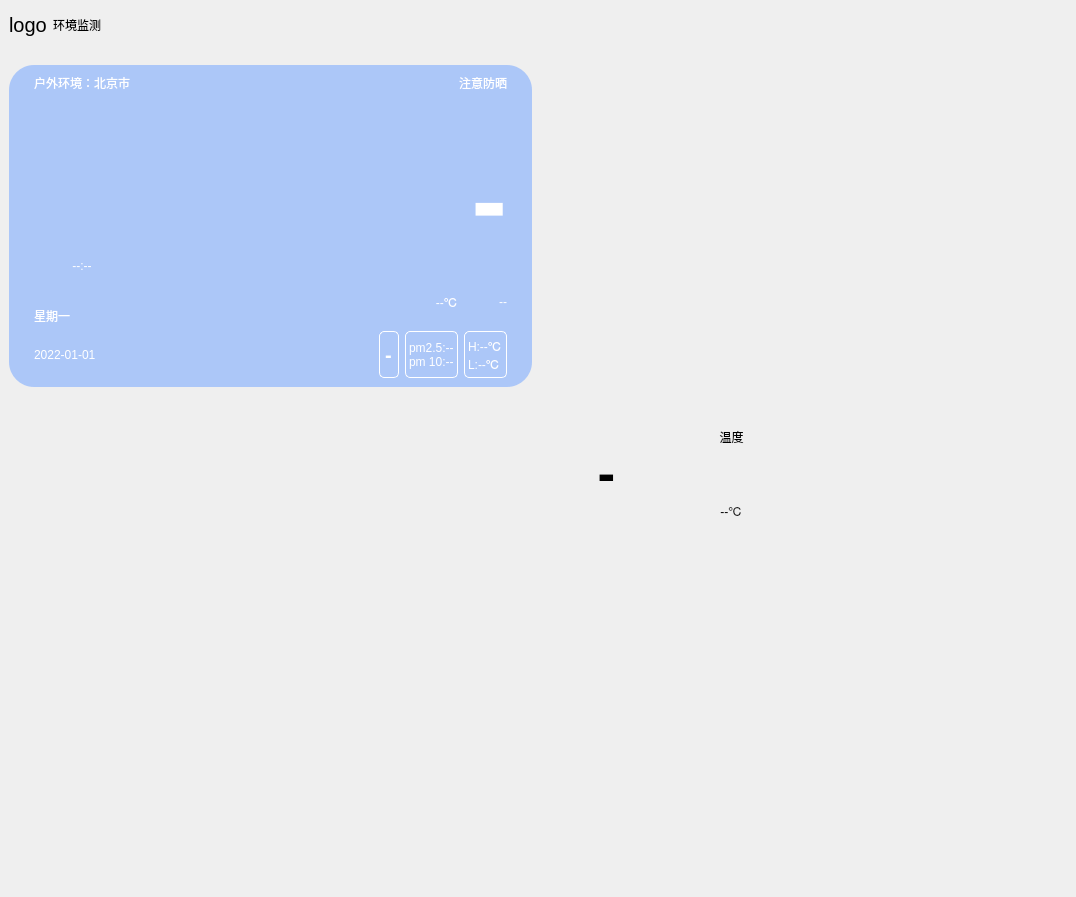
The window that page_env.ui (CodePupil-min/eems) describes before a commit, drawn with Qt 5.
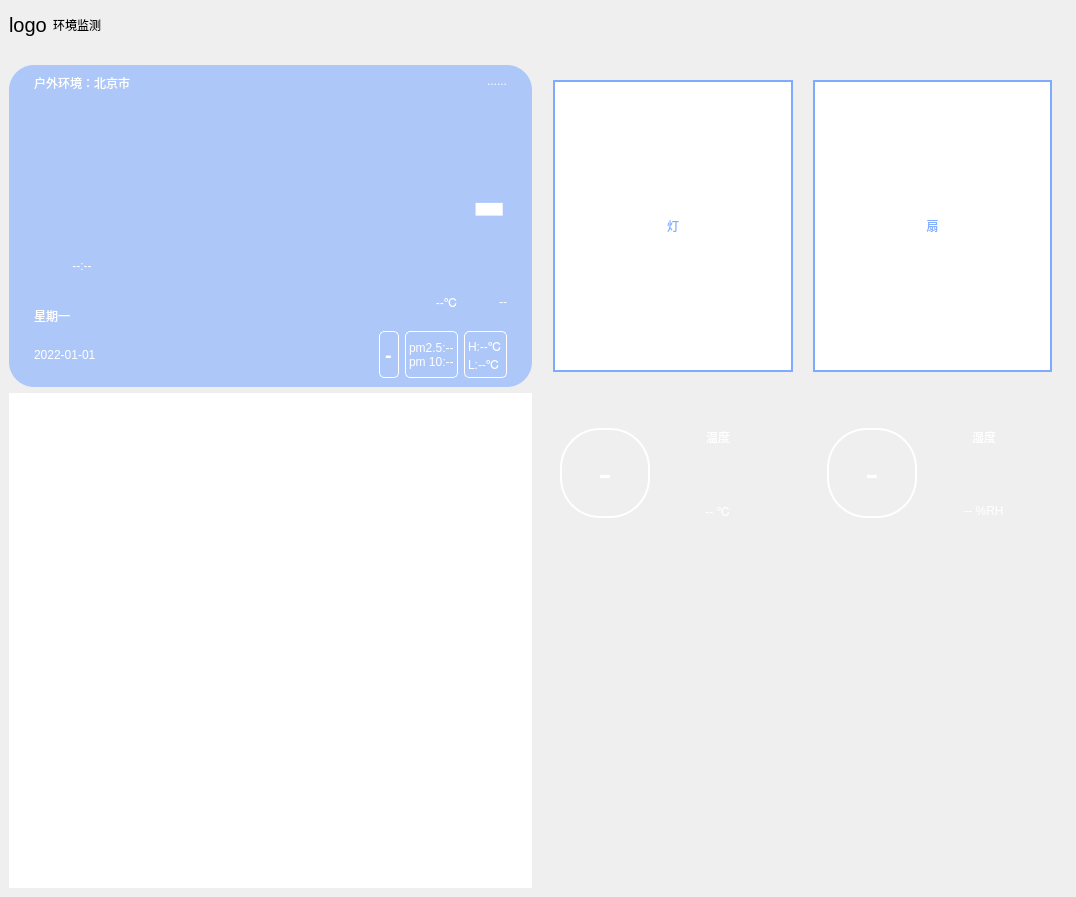
The same window after the commit.

Diff of the .ui file:
```diff
--- a/page_env.ui
+++ b/page_env.ui
@@ -92,85 +92,12 @@
      <property name="styleSheet">
       <string notr="true">#widget&gt;QWidget{
 	border-radius:25px;
-	background-color: rgba(126, 171, 255,150);
+	background-color: rgb(126, 171, 255);
 }</string>
      </property>
      <layout class="QGridLayout" name="gridLayout_2">
-      <item row="2" column="2">
-       <widget class="QWidget" name="widget_17" native="true">
-        <property name="styleSheet">
-         <string notr="true"/>
-        </property>
-        <layout class="QGridLayout" name="gridLayout_5">
-         <item row="1" column="0" rowspan="2">
-          <widget class="QLabel" name="icon_s_tem">
-           <property name="sizePolicy">
-            <sizepolicy hsizetype="Preferred" vsizetype="Preferred">
-             <horstretch>0</horstretch>
-             <verstretch>0</verstretch>
-            </sizepolicy>
-           </property>
-           <property name="styleSheet">
-            <string notr="true">font:bold 40pt;</string>
-           </property>
-           <property name="text">
-            <string>-</string>
-           </property>
-           <property name="alignment">
-            <set>Qt::AlignCenter</set>
-           </property>
-          </widget>
-         </item>
-         <item row="2" column="1">
-          <widget class="QLabel" name="s_tem">
-           <property name="maximumSize">
-            <size>
-             <width>180</width>
-             <height>16777215</height>
-            </size>
-           </property>
-           <property name="styleSheet">
-            <string notr="true">font:13pt &quot;微软雅黑&quot;;</string>
-           </property>
-           <property name="text">
-            <string>--℃</string>
-           </property>
-           <property name="alignment">
-            <set>Qt::AlignCenter</set>
-           </property>
-          </widget>
-         </item>
-         <item row="1" column="1">
-          <widget class="QLabel" name="label_3">
-           <property name="styleSheet">
-            <string notr="true">font:18pt &quot;微软雅黑&quot;;</string>
-           </property>
-           <property name="text">
-            <string>温度</string>
-           </property>
-           <property name="alignment">
-            <set>Qt::AlignCenter</set>
-           </property>
-          </widget>
-         </item>
-        </layout>
-       </widget>
-      </item>
-      <item row="4" column="3">
-       <widget class="QWidget" name="widget_10" native="true"/>
-      </item>
-      <item row="2" column="3">
-       <widget class="QWidget" name="widget_18" native="true"/>
-      </item>
-      <item row="4" column="2">
-       <widget class="QWidget" name="widget_5" native="true">
-        <property name="sizePolicy">
-         <sizepolicy hsizetype="Preferred" vsizetype="Preferred">
-          <horstretch>0</horstretch>
-          <verstretch>0</verstretch>
-         </sizepolicy>
-        </property>
-       </widget>
+      <item row="3" column="3">
+       <widget class="QWidget" name="widget_4" native="true"/>
       </item>
       <item row="0" column="0" rowspan="2" colspan="2">
        <widget class="QWidget" name="img" native="true">
@@ -236,7 +163,7 @@
             <item row="0" column="2" colspan="4">
              <widget class="QLabel" name="notice">
               <property name="text">
-               <string>注意防晒</string>
+               <string>......</string>
               </property>
               <property name="alignment">
                <set>Qt::AlignRight|Qt::AlignTop|Qt::AlignTrailing</set>
@@ -434,24 +361,253 @@
         </layout>
        </widget>
       </item>
-      <item row="3" column="2">
-       <widget class="QWidget" name="widget_3" native="true"/>
-      </item>
-      <item row="3" column="3">
-       <widget class="QWidget" name="widget_4" native="true"/>
+      <item row="0" column="2" rowspan="2" colspan="2">
+       <widget class="QWidget" name="device" native="true">
+        <property name="styleSheet">
+         <string notr="true">#device{
+background-color: white;
+}
+#device&gt;QPushButton{
+border-radius:50px;
+font:bold 70pt;
+}</string>
+        </property>
+        <layout class="QHBoxLayout" name="horizontalLayout_2">
+         <property name="spacing">
+          <number>20</number>
+         </property>
+         <property name="leftMargin">
+          <number>15</number>
+         </property>
+         <property name="topMargin">
+          <number>15</number>
+         </property>
+         <property name="rightMargin">
+          <number>15</number>
+         </property>
+         <property name="bottomMargin">
+          <number>15</number>
+         </property>
+         <item>
+          <widget class="QPushButton" name="motor">
+           <property name="sizePolicy">
+            <sizepolicy hsizetype="Preferred" vsizetype="Preferred">
+             <horstretch>0</horstretch>
+             <verstretch>0</verstretch>
+            </sizepolicy>
+           </property>
+           <property name="styleSheet">
+            <string notr="true">background-color:white;
+color:rgb(126, 171, 255);
+border:2px solid #7EABFF;</string>
+           </property>
+           <property name="text">
+            <string>灯</string>
+           </property>
+          </widget>
+         </item>
+         <item>
+          <widget class="QPushButton" name="light">
+           <property name="sizePolicy">
+            <sizepolicy hsizetype="Preferred" vsizetype="Preferred">
+             <horstretch>0</horstretch>
+             <verstretch>0</verstretch>
+            </sizepolicy>
+           </property>
+           <property name="styleSheet">
+            <string notr="true">background-color:white;
+color:rgb(126, 171, 255);
+border:2px solid #7EABFF;</string>
+           </property>
+           <property name="text">
+            <string>扇</string>
+           </property>
+          </widget>
+         </item>
+        </layout>
+       </widget>
       </item>
       <item row="2" column="0" rowspan="3" colspan="2">
        <widget class="QWidget" name="widget_7" native="true">
         <property name="styleSheet">
-         <string notr="true"/>
+         <string notr="true">background-color: white;</string>
         </property>
        </widget>
       </item>
-      <item row="0" column="2" rowspan="2" colspan="2">
-       <widget class="QWidget" name="widget_6" native="true">
+      <item row="2" column="2">
+       <widget class="QWidget" name="tem_unit" native="true">
         <property name="styleSheet">
-         <string notr="true"/>
+         <string notr="true">color:white;</string>
         </property>
+        <layout class="QGridLayout" name="gridLayout_5">
+         <property name="leftMargin">
+          <number>20</number>
+         </property>
+         <property name="rightMargin">
+          <number>20</number>
+         </property>
+         <item row="2" column="1">
+          <widget class="QLabel" name="s_tem">
+           <property name="maximumSize">
+            <size>
+             <width>120</width>
+             <height>16777215</height>
+            </size>
+           </property>
+           <property name="styleSheet">
+            <string notr="true">font:14pt &quot;微软雅黑&quot;;</string>
+           </property>
+           <property name="text">
+            <string>-- ℃</string>
+           </property>
+           <property name="alignment">
+            <set>Qt::AlignCenter</set>
+           </property>
+          </widget>
+         </item>
+         <item row="1" column="1">
+          <widget class="QLabel" name="label_3">
+           <property name="sizePolicy">
+            <sizepolicy hsizetype="Preferred" vsizetype="Preferred">
+             <horstretch>0</horstretch>
+             <verstretch>0</verstretch>
+            </sizepolicy>
+           </property>
+           <property name="styleSheet">
+            <string notr="true">font:18pt &quot;微软雅黑&quot;;</string>
+           </property>
+           <property name="text">
+            <string>温度</string>
+           </property>
+           <property name="alignment">
+            <set>Qt::AlignCenter</set>
+           </property>
+          </widget>
+         </item>
+         <item row="1" column="0" rowspan="2">
+          <widget class="QLabel" name="icon_s_tem">
+           <property name="sizePolicy">
+            <sizepolicy hsizetype="Preferred" vsizetype="Preferred">
+             <horstretch>0</horstretch>
+             <verstretch>0</verstretch>
+            </sizepolicy>
+           </property>
+           <property name="maximumSize">
+            <size>
+             <width>90</width>
+             <height>90</height>
+            </size>
+           </property>
+           <property name="styleSheet">
+            <string notr="true">font:30pt;
+border:2px solid white;
+border-radius:40px;</string>
+           </property>
+           <property name="text">
+            <string>-</string>
+           </property>
+           <property name="alignment">
+            <set>Qt::AlignCenter</set>
+           </property>
+          </widget>
+         </item>
+        </layout>
+       </widget>
+      </item>
+      <item row="3" column="2">
+       <widget class="QWidget" name="widget_3" native="true"/>
+      </item>
+      <item row="4" column="2">
+       <widget class="QWidget" name="widget_5" native="true">
+        <property name="sizePolicy">
+         <sizepolicy hsizetype="Preferred" vsizetype="Preferred">
+          <horstretch>0</horstretch>
+          <verstretch>0</verstretch>
+         </sizepolicy>
+        </property>
+       </widget>
+      </item>
+      <item row="4" column="3">
+       <widget class="QWidget" name="widget_10" native="true"/>
+      </item>
+      <item row="2" column="3">
+       <widget class="QWidget" name="widget_18" native="true">
+        <property name="styleSheet">
+         <string notr="true">color:white;</string>
+        </property>
+        <layout class="QGridLayout" name="gridLayout_6">
+         <property name="leftMargin">
+          <number>20</number>
+         </property>
+         <property name="rightMargin">
+          <number>20</number>
+         </property>
+         <item row="1" column="0" rowspan="2">
+          <widget class="QLabel" name="icon_s_hum">
+           <property name="sizePolicy">
+            <sizepolicy hsizetype="Preferred" vsizetype="Preferred">
+             <horstretch>0</horstretch>
+             <verstretch>0</verstretch>
+            </sizepolicy>
+           </property>
+           <property name="maximumSize">
+            <size>
+             <width>90</width>
+             <height>90</height>
+            </size>
+           </property>
+           <property name="styleSheet">
+            <string notr="true">font:30pt;
+border:2px solid white;
+border-radius:40px;</string>
+           </property>
+           <property name="text">
+            <string>-</string>
+           </property>
+           <property name="alignment">
+            <set>Qt::AlignCenter</set>
+           </property>
+          </widget>
+         </item>
+         <item row="2" column="1">
+          <widget class="QLabel" name="s_hum">
+           <property name="maximumSize">
+            <size>
+             <width>120</width>
+             <height>16777215</height>
+            </size>
+           </property>
+           <property name="styleSheet">
+            <string notr="true">font:14pt &quot;微软雅黑&quot;;</string>
+           </property>
+           <property name="text">
+            <string>-- %RH</string>
+           </property>
+           <property name="alignment">
+            <set>Qt::AlignCenter</set>
+           </property>
+          </widget>
+         </item>
+         <item row="1" column="1">
+          <widget class="QLabel" name="label_4">
+           <property name="sizePolicy">
+            <sizepolicy hsizetype="Preferred" vsizetype="Preferred">
+             <horstretch>0</horstretch>
+             <verstretch>0</verstretch>
+            </sizepolicy>
+           </property>
+           <property name="styleSheet">
+            <string notr="true">font:18pt &quot;微软雅黑&quot;;</string>
+           </property>
+           <property name="text">
+            <string>湿度</string>
+           </property>
+           <property name="alignment">
+            <set>Qt::AlignCenter</set>
+           </property>
+          </widget>
+         </item>
+        </layout>
        </widget>
       </item>
      </layout>
```
